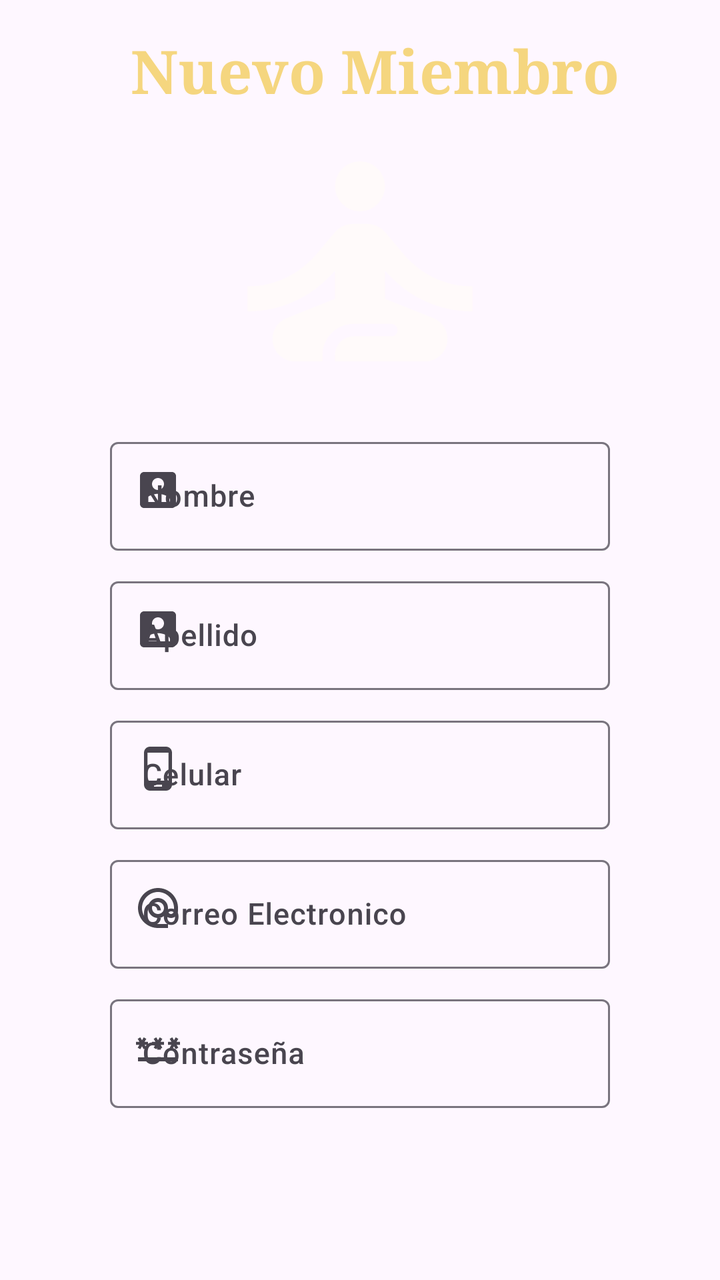
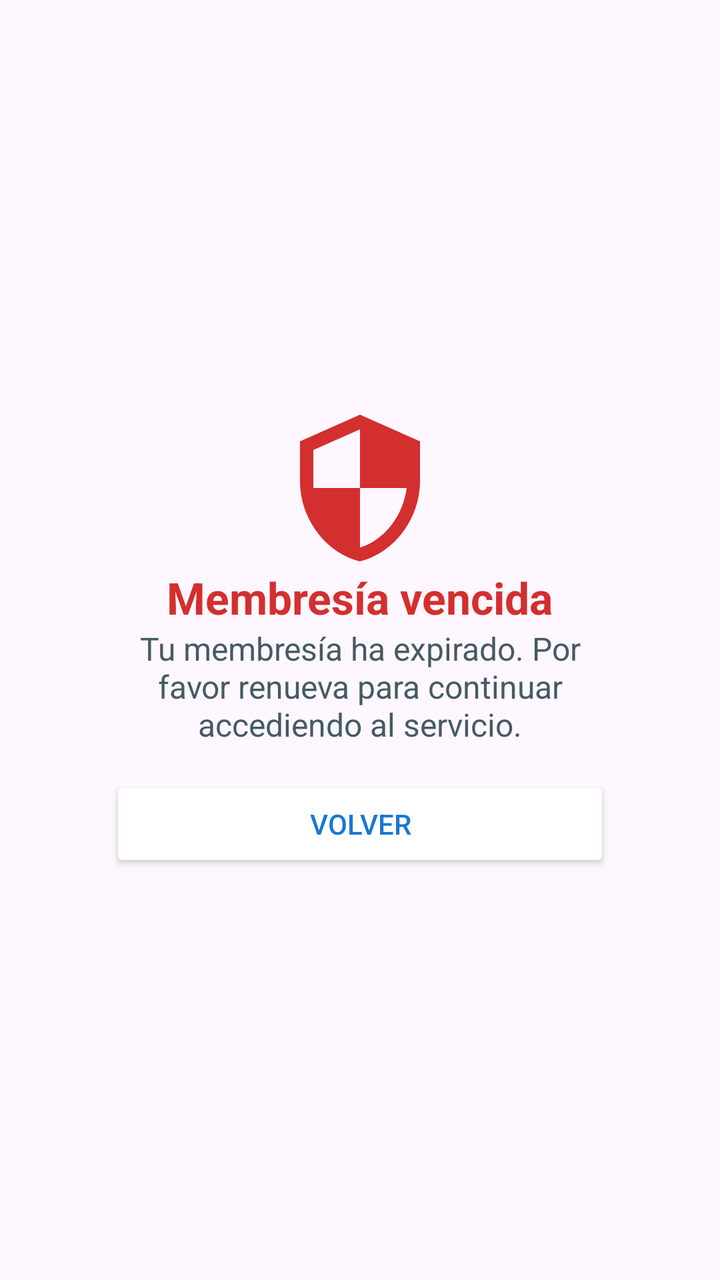

An Android layout rendered at two revisions. The XML below is the earlier revision; the diff shows what the commit changed to produce the second picture.
<!-- AndroidManifest.xml: application theme Theme.AppGYM -->
<!-- res/layout/activity_main3.xml -->
<?xml version="1.0" encoding="utf-8"?>
<androidx.constraintlayout.widget.ConstraintLayout xmlns:android="http://schemas.android.com/apk/res/android"
    xmlns:app="http://schemas.android.com/apk/res-auto"
    xmlns:tools="http://schemas.android.com/tools"
    android:id="@+id/main"
    android:layout_width="match_parent"
    android:layout_height="match_parent"
    tools:context=".MainActivity3">

    <LinearLayout
        android:layout_width="match_parent"
        android:layout_height="match_parent"
        android:orientation="vertical">
<View
    android:layout_width="0dp"
    android:layout_height="15dp"/>
        <LinearLayout
            android:layout_width="wrap_content"
            android:layout_height="wrap_content"
            android:layout_gravity="center">
            <View
                android:layout_width="15dp"
                android:layout_height="0dp"/>
        <TextView
            android:layout_width="wrap_content"
            android:layout_height="wrap_content"
            android:text="@string/formulario"
            style="@style/formulario"/>
        </LinearLayout>
<LinearLayout
    android:layout_width="wrap_content"
    android:layout_height="wrap_content"
    android:layout_gravity="center">
        <ImageView
            android:layout_width="wrap_content"
            android:layout_height="wrap_content"
            android:src="@drawable/ic_meditacion"/>
</LinearLayout>
        <View
            android:layout_width="0dp"
            android:layout_height="10dp"/>
<LinearLayout
    android:layout_width="wrap_content"
    android:layout_height="wrap_content"
    android:layout_gravity="center">

        <LinearLayout
            android:layout_width="wrap_content"
            android:layout_height="wrap_content"
            android:orientation="vertical">

            <com.google.android.material.textfield.TextInputLayout
                android:layout_width="wrap_content"
                android:layout_height="wrap_content"
                app:startIconDrawable="@drawable/ic_nombre">
            <EditText
                android:id="@+id/for_nom"
                android:layout_width="250dp"
                android:layout_height="wrap_content"
                style="@style/nombre"
                android:hint="@string/nombre"
                android:maxLength="15"
                android:maxLines="1"
                android:singleLine="true"/>
            </com.google.android.material.textfield.TextInputLayout>
<View
    android:layout_width="0dp"
    android:layout_height="10dp"/>
            <com.google.android.material.textfield.TextInputLayout
                android:layout_width="wrap_content"
                android:layout_height="wrap_content"
                app:startIconDrawable="@drawable/ic_nombre">
                <EditText
                    android:id="@+id/for_ap"
                    android:layout_width="250dp"
                    android:layout_height="wrap_content"
                    style="@style/nombre"
                    android:hint="@string/apellido"
                    android:maxLength="30"
                    android:maxLines="1"
                    android:singleLine="true"/>
            </com.google.android.material.textfield.TextInputLayout>

            <View
                android:layout_width="0dp"
                android:layout_height="10dp"/>
            <com.google.android.material.textfield.TextInputLayout
                android:layout_width="wrap_content"
                android:layout_height="wrap_content"
                app:startIconDrawable="@drawable/ic_celular">
                <EditText
                    android:id="@+id/for_celular"
                    android:layout_width="250dp"
                    android:layout_height="wrap_content"
                    style="@style/nombre"
                    android:hint="@string/telefono"
                    android:maxLength="10"
                    android:maxLines="1"
                    android:singleLine="true"/>
            </com.google.android.material.textfield.TextInputLayout>

            <View
                android:layout_width="0dp"
                android:layout_height="10dp"/>
            <com.google.android.material.textfield.TextInputLayout
                android:layout_width="wrap_content"
                android:layout_height="wrap_content"
                app:startIconDrawable="@drawable/ic_correo">
                <EditText
                    android:id="@+id/for_correo"
                    android:layout_width="250dp"
                    android:layout_height="wrap_content"
                    style="@style/nombre"
                    android:hint="@string/correo"
                    android:maxLength="40"
                    android:maxLines="1"
                    android:singleLine="true"/>
            </com.google.android.material.textfield.TextInputLayout>

            <View
                android:layout_width="0dp"
                android:layout_height="10dp"/>
            <com.google.android.material.textfield.TextInputLayout
                android:layout_width="wrap_content"
                android:layout_height="wrap_content"
                app:startIconDrawable="@drawable/ic_pass">
                <EditText
                    android:id="@+id/for_pass"
                    android:layout_width="250dp"
                    android:layout_height="wrap_content"
                    style="@style/nombre"
                    android:inputType="textPassword"
                    android:hint="@string/pasword"
                    android:maxLength="40"
                    android:maxLines="1"
                    android:singleLine="true"/>
            </com.google.android.material.textfield.TextInputLayout>
        </LinearLayout>
</LinearLayout>
        <View
            android:layout_width="0dp"
            android:layout_height="80dp"/>
<LinearLayout
    android:layout_width="wrap_content"
    android:layout_height="wrap_content"
    android:layout_gravity="center">
        <Button
            android:id="@+id/nv_miembro"
            android:layout_width="wrap_content"
            android:layout_height="wrap_content"
            android:text="@string/bt_formulario"/>
</LinearLayout>

    </LinearLayout>

</androidx.constraintlayout.widget.ConstraintLayout>
<!-- resources referenced by this layout -->
<resources>
  <!-- drawable ic_celular (drawable) -->
  <vector xmlns:android="http://schemas.android.com/apk/res/android" android:height="24dp" android:tint="#000000" android:viewportHeight="24" android:viewportWidth="24" android:width="24dp">
        
      <path android:fillColor="@android:color/white" android:pathData="M16,1L8,1C6.34,1 5,2.34 5,4v16c0,1.66 1.34,3 3,3h8c1.66,0 3,-1.34 3,-3L19,4c0,-1.66 -1.34,-3 -3,-3zM14,21h-4v-1h4v1zM17.25,18L6.75,18L6.75,4h10.5v14z"/>
      
  </vector>
  <!-- drawable ic_correo (drawable) -->
  <vector xmlns:android="http://schemas.android.com/apk/res/android" android:height="24dp" android:tint="#000000" android:viewportHeight="24" android:viewportWidth="24" android:width="24dp">
        
      <path android:fillColor="@android:color/white" android:pathData="M12,2C6.48,2 2,6.48 2,12s4.48,10 10,10h5v-2h-5c-4.34,0 -8,-3.66 -8,-8s3.66,-8 8,-8 8,3.66 8,8v1.43c0,0.79 -0.71,1.57 -1.5,1.57s-1.5,-0.78 -1.5,-1.57L17,12c0,-2.76 -2.24,-5 -5,-5s-5,2.24 -5,5 2.24,5 5,5c1.38,0 2.64,-0.56 3.54,-1.47 0.65,0.89 1.77,1.47 2.96,1.47 1.97,0 3.5,-1.6 3.5,-3.57L22,12c0,-5.52 -4.48,-10 -10,-10zM12,15c-1.66,0 -3,-1.34 -3,-3s1.34,-3 3,-3 3,1.34 3,3 -1.34,3 -3,3z"/>
      
  </vector>
  <!-- drawable ic_meditacion (drawable) -->
  <vector xmlns:android="http://schemas.android.com/apk/res/android" android:height="150dp" android:tint="#FFFAFA" android:viewportHeight="24" android:viewportWidth="24" android:width="150dp">
        
      <path android:fillColor="@android:color/white" android:pathData="M12,6m-2,0a2,2 0,1 1,4 0a2,2 0,1 1,-4 0"/>
        
      <path android:fillColor="@android:color/white" android:pathData="M21,16v-2c-2.24,0 -4.16,-0.96 -5.6,-2.68l-1.34,-1.6C13.68,9.26 13.12,9 12.53,9h-1.05c-0.59,0 -1.15,0.26 -1.53,0.72l-1.34,1.6C7.16,13.04 5.24,14 3,14v2c2.77,0 5.19,-1.17 7,-3.25V15l-3.88,1.55C5.45,16.82 5,17.48 5,18.21C5,19.2 5.8,20 6.79,20H9v-0.5c0,-1.38 1.12,-2.5 2.5,-2.5h3c0.28,0 0.5,0.22 0.5,0.5S14.78,18 14.5,18h-3c-0.83,0 -1.5,0.67 -1.5,1.5V20h7.21C18.2,20 19,19.2 19,18.21c0,-0.73 -0.45,-1.39 -1.12,-1.66L14,15v-2.25C15.81,14.83 18.23,16 21,16z"/>
      
  </vector>
  <!-- drawable ic_nombre (drawable) -->
  <vector xmlns:android="http://schemas.android.com/apk/res/android" android:height="24dp" android:tint="#000000" android:viewportHeight="24" android:viewportWidth="24" android:width="24dp">
        
      <path android:fillColor="@android:color/white" android:pathData="M3,5v14c0,1.1 0.89,2 2,2h14c1.1,0 2,-0.9 2,-2L21,5c0,-1.1 -0.9,-2 -2,-2L5,3c-1.11,0 -2,0.9 -2,2zM15,9c0,1.66 -1.34,3 -3,3s-3,-1.34 -3,-3 1.34,-3 3,-3 3,1.34 3,3zM6,17c0,-2 4,-3.1 6,-3.1s6,1.1 6,3.1v1L6,18v-1z"/>
      
  </vector>
  <!-- drawable ic_pass (drawable) -->
  <vector xmlns:android="http://schemas.android.com/apk/res/android" android:height="24dp" android:tint="#000000" android:viewportHeight="24" android:viewportWidth="24" android:width="24dp">
        
      <path android:fillColor="@android:color/white" android:pathData="M2,17h20v2H2V17zM3.15,12.95L4,11.47l0.85,1.48l1.3,-0.75L5.3,10.72H7v-1.5H5.3l0.85,-1.47L4.85,7L4,8.47L3.15,7l-1.3,0.75L2.7,9.22H1v1.5h1.7L1.85,12.2L3.15,12.95zM9.85,12.2l1.3,0.75L12,11.47l0.85,1.48l1.3,-0.75l-0.85,-1.48H15v-1.5h-1.7l0.85,-1.47L12.85,7L12,8.47L11.15,7l-1.3,0.75l0.85,1.47H9v1.5h1.7L9.85,12.2zM23,9.22h-1.7l0.85,-1.47L20.85,7L20,8.47L19.15,7l-1.3,0.75l0.85,1.47H17v1.5h1.7l-0.85,1.48l1.3,0.75L20,11.47l0.85,1.48l1.3,-0.75l-0.85,-1.48H23V9.22z"/>
      
  </vector>
  <string name="apellido">Apellido</string>
  <string name="bt_formulario">Registra Miembro</string>
  <string name="correo">Correo Electronico</string>
  <string name="formulario">Nuevo Miembro </string>
  <string name="nombre">Nombre</string>
  <string name="pasword">Contraseña</string>
  <string name="telefono">Celular</string>
  <style name="formulario">
          <item name="android:textColor">#F5D67F</item>
          <item name="android:textSize">30sp</item>
          <item name="android:textStyle">bold</item>
          <item name="fontFamily">serif</item>
      </style>
  <style name="nombre">
          <item name="titleTextColor">@color/black</item>
          <item name="android:textSize">15sp</item>
          <item name="fontFamily">sans-serif-medium</item>
      </style>
  
      //ventana home
  <color name="black">#FF000000</color>
  <!-- unchanged entries left out for length: 2 -->
</resources>

<!-- the commit's change to res/layout/activity_main3.xml (unified diff, before → after) -->
@@ -8,149 +8,48 @@
     tools:context=".MainActivity3">
 
     <LinearLayout
+        android:id="@+id/bloqueMembresia"
         android:layout_width="match_parent"
         android:layout_height="match_parent"
-        android:orientation="vertical">
-<View
-    android:layout_width="0dp"
-    android:layout_height="15dp"/>
-        <LinearLayout
+        android:orientation="vertical"
+        android:gravity="center">
+
+
+
+        <ImageView
+            android:id="@+id/iconLock"
+            android:layout_width="80dp"
+            android:layout_height="80dp"
+            android:src="@drawable/ic_bloqueo"/>
+
+
+        <TextView
+            android:id="@+id/titleExpired"
             android:layout_width="wrap_content"
             android:layout_height="wrap_content"
-            android:layout_gravity="center">
-            <View
-                android:layout_width="15dp"
-                android:layout_height="0dp"/>
+            android:text="Membresía vencida"
+            android:textColor="#D32F2F"
+            android:textSize="22sp"
+            android:textStyle="bold"/>
+
+
         <TextView
-            android:layout_width="wrap_content"
+            android:id="@+id/messageExpired"
+            android:layout_width="250dp"
             android:layout_height="wrap_content"
-            android:text="@string/formulario"
-            style="@style/formulario"/>
-        </LinearLayout>
-<LinearLayout
-    android:layout_width="wrap_content"
-    android:layout_height="wrap_content"
-    android:layout_gravity="center">
-        <ImageView
-            android:layout_width="wrap_content"
+            android:text="Tu membresía ha expirado. Por favor renueva para continuar accediendo al servicio."
+            android:textColor="#455A64"
+            android:textSize="16sp"
+            android:gravity="center"/>
+
+
+        <Button
+            android:id="@+id/btnvolver"
+            android:layout_width="250dp"
             android:layout_height="wrap_content"
-            android:src="@drawable/ic_meditacion"/>
-</LinearLayout>
-        <View
-            android:layout_width="0dp"
-            android:layout_height="10dp"/>
-<LinearLayout
-    android:layout_width="wrap_content"
-    android:layout_height="wrap_content"
-    android:layout_gravity="center">
-
-        <LinearLayout
-            android:layout_width="wrap_content"
-            android:layout_height="wrap_content"
-            android:orientation="vertical">
-
-            <com.google.android.material.textfield.TextInputLayout
-                android:layout_width="wrap_content"
-                android:layout_height="wrap_content"
-                app:startIconDrawable="@drawable/ic_nombre">
-            <EditText
-                android:id="@+id/for_nom"
-                android:layout_width="250dp"
-                android:layout_height="wrap_content"
-                style="@style/nombre"
-                android:hint="@string/nombre"
-                android:maxLength="15"
-                android:maxLines="1"
-                android:singleLine="true"/>
-            </com.google.android.material.textfield.TextInputLayout>
-<View
-    android:layout_width="0dp"
-    android:layout_height="10dp"/>
-            <com.google.android.material.textfield.TextInputLayout
-                android:layout_width="wrap_content"
-                android:layout_height="wrap_content"
-                app:startIconDrawable="@drawable/ic_nombre">
-                <EditText
-                    android:id="@+id/for_ap"
-                    android:layout_width="250dp"
-                    android:layout_height="wrap_content"
-                    style="@style/nombre"
-                    android:hint="@string/apellido"
-                    android:maxLength="30"
-                    android:maxLines="1"
-                    android:singleLine="true"/>
-            </com.google.android.material.textfield.TextInputLayout>
-
-            <View
-                android:layout_width="0dp"
-                android:layout_height="10dp"/>
-            <com.google.android.material.textfield.TextInputLayout
-                android:layout_width="wrap_content"
-                android:layout_height="wrap_content"
-                app:startIconDrawable="@drawable/ic_celular">
-                <EditText
-                    android:id="@+id/for_celular"
-                    android:layout_width="250dp"
-                    android:layout_height="wrap_content"
-                    style="@style/nombre"
-                    android:hint="@string/telefono"
-                    android:maxLength="10"
-                    android:maxLines="1"
-                    android:singleLine="true"/>
-            </com.google.android.material.textfield.TextInputLayout>
-
-            <View
-                android:layout_width="0dp"
-                android:layout_height="10dp"/>
-            <com.google.android.material.textfield.TextInputLayout
-                android:layout_width="wrap_content"
-                android:layout_height="wrap_content"
-                app:startIconDrawable="@drawable/ic_correo">
-                <EditText
-                    android:id="@+id/for_correo"
-                    android:layout_width="250dp"
-                    android:layout_height="wrap_content"
-                    style="@style/nombre"
-                    android:hint="@string/correo"
-                    android:maxLength="40"
-                    android:maxLines="1"
-                    android:singleLine="true"/>
-            </com.google.android.material.textfield.TextInputLayout>
-
-            <View
-                android:layout_width="0dp"
-                android:layout_height="10dp"/>
-            <com.google.android.material.textfield.TextInputLayout
-                android:layout_width="wrap_content"
-                android:layout_height="wrap_content"
-                app:startIconDrawable="@drawable/ic_pass">
-                <EditText
-                    android:id="@+id/for_pass"
-                    android:layout_width="250dp"
-                    android:layout_height="wrap_content"
-                    style="@style/nombre"
-                    android:inputType="textPassword"
-                    android:hint="@string/pasword"
-                    android:maxLength="40"
-                    android:maxLines="1"
-                    android:singleLine="true"/>
-            </com.google.android.material.textfield.TextInputLayout>
-        </LinearLayout>
-</LinearLayout>
-        <View
-            android:layout_width="0dp"
-            android:layout_height="80dp"/>
-<LinearLayout
-    android:layout_width="wrap_content"
-    android:layout_height="wrap_content"
-    android:layout_gravity="center">
-        <Button
-            android:id="@+id/nv_miembro"
-            android:layout_width="wrap_content"
-            android:layout_height="wrap_content"
-            android:text="@string/bt_formulario"/>
-</LinearLayout>
-
+            android:text="Volver"
+            android:textColor="#1976D2"
+            android:backgroundTint="#FFFFFF"
+            android:layout_marginTop="15dp"/>
     </LinearLayout>
-
 </androidx.constraintlayout.widget.ConstraintLayout>
<!-- resource entries referenced after the edit -->
@@ -1,58 +1,11 @@
 <!-- resources referenced by this layout -->
 <resources>
-  <!-- drawable ic_celular (drawable) -->
-  <vector xmlns:android="http://schemas.android.com/apk/res/android" android:height="24dp" android:tint="#000000" android:viewportHeight="24" android:viewportWidth="24" android:width="24dp">
+  <!-- drawable ic_bloqueo (drawable) -->
+  <vector xmlns:android="http://schemas.android.com/apk/res/android" android:height="80dp" android:tint="#D32F2F" android:viewportHeight="24" android:viewportWidth="24" android:width="80dp">
         
-      <path android:fillColor="@android:color/white" android:pathData="M16,1L8,1C6.34,1 5,2.34 5,4v16c0,1.66 1.34,3 3,3h8c1.66,0 3,-1.34 3,-3L19,4c0,-1.66 -1.34,-3 -3,-3zM14,21h-4v-1h4v1zM17.25,18L6.75,18L6.75,4h10.5v14z"/>
+      <path android:fillColor="@android:color/white" android:pathData="M12,1L3,5v6c0,5.55 3.84,10.74 9,12 5.16,-1.26 9,-6.45 9,-12L21,5l-9,-4zM12,11.99h7c-0.53,4.12 -3.28,7.79 -7,8.94L12,12L5,12L5,6.3l7,-3.11v8.8z"/>
       
   </vector>
-  <!-- drawable ic_correo (drawable) -->
-  <vector xmlns:android="http://schemas.android.com/apk/res/android" android:height="24dp" android:tint="#000000" android:viewportHeight="24" android:viewportWidth="24" android:width="24dp">
-        
-      <path android:fillColor="@android:color/white" android:pathData="M12,2C6.48,2 2,6.48 2,12s4.48,10 10,10h5v-2h-5c-4.34,0 -8,-3.66 -8,-8s3.66,-8 8,-8 8,3.66 8,8v1.43c0,0.79 -0.71,1.57 -1.5,1.57s-1.5,-0.78 -1.5,-1.57L17,12c0,-2.76 -2.24,-5 -5,-5s-5,2.24 -5,5 2.24,5 5,5c1.38,0 2.64,-0.56 3.54,-1.47 0.65,0.89 1.77,1.47 2.96,1.47 1.97,0 3.5,-1.6 3.5,-3.57L22,12c0,-5.52 -4.48,-10 -10,-10zM12,15c-1.66,0 -3,-1.34 -3,-3s1.34,-3 3,-3 3,1.34 3,3 -1.34,3 -3,3z"/>
-      
-  </vector>
-  <!-- drawable ic_meditacion (drawable) -->
-  <vector xmlns:android="http://schemas.android.com/apk/res/android" android:height="150dp" android:tint="#FFFAFA" android:viewportHeight="24" android:viewportWidth="24" android:width="150dp">
-        
-      <path android:fillColor="@android:color/white" android:pathData="M12,6m-2,0a2,2 0,1 1,4 0a2,2 0,1 1,-4 0"/>
-        
-      <path android:fillColor="@android:color/white" android:pathData="M21,16v-2c-2.24,0 -4.16,-0.96 -5.6,-2.68l-1.34,-1.6C13.68,9.26 13.12,9 12.53,9h-1.05c-0.59,0 -1.15,0.26 -1.53,0.72l-1.34,1.6C7.16,13.04 5.24,14 3,14v2c2.77,0 5.19,-1.17 7,-3.25V15l-3.88,1.55C5.45,16.82 5,17.48 5,18.21C5,19.2 5.8,20 6.79,20H9v-0.5c0,-1.38 1.12,-2.5 2.5,-2.5h3c0.28,0 0.5,0.22 0.5,0.5S14.78,18 14.5,18h-3c-0.83,0 -1.5,0.67 -1.5,1.5V20h7.21C18.2,20 19,19.2 19,18.21c0,-0.73 -0.45,-1.39 -1.12,-1.66L14,15v-2.25C15.81,14.83 18.23,16 21,16z"/>
-      
-  </vector>
-  <!-- drawable ic_nombre (drawable) -->
-  <vector xmlns:android="http://schemas.android.com/apk/res/android" android:height="24dp" android:tint="#000000" android:viewportHeight="24" android:viewportWidth="24" android:width="24dp">
-        
-      <path android:fillColor="@android:color/white" android:pathData="M3,5v14c0,1.1 0.89,2 2,2h14c1.1,0 2,-0.9 2,-2L21,5c0,-1.1 -0.9,-2 -2,-2L5,3c-1.11,0 -2,0.9 -2,2zM15,9c0,1.66 -1.34,3 -3,3s-3,-1.34 -3,-3 1.34,-3 3,-3 3,1.34 3,3zM6,17c0,-2 4,-3.1 6,-3.1s6,1.1 6,3.1v1L6,18v-1z"/>
-      
-  </vector>
-  <!-- drawable ic_pass (drawable) -->
-  <vector xmlns:android="http://schemas.android.com/apk/res/android" android:height="24dp" android:tint="#000000" android:viewportHeight="24" android:viewportWidth="24" android:width="24dp">
-        
-      <path android:fillColor="@android:color/white" android:pathData="M2,17h20v2H2V17zM3.15,12.95L4,11.47l0.85,1.48l1.3,-0.75L5.3,10.72H7v-1.5H5.3l0.85,-1.47L4.85,7L4,8.47L3.15,7l-1.3,0.75L2.7,9.22H1v1.5h1.7L1.85,12.2L3.15,12.95zM9.85,12.2l1.3,0.75L12,11.47l0.85,1.48l1.3,-0.75l-0.85,-1.48H15v-1.5h-1.7l0.85,-1.47L12.85,7L12,8.47L11.15,7l-1.3,0.75l0.85,1.47H9v1.5h1.7L9.85,12.2zM23,9.22h-1.7l0.85,-1.47L20.85,7L20,8.47L19.15,7l-1.3,0.75l0.85,1.47H17v1.5h1.7l-0.85,1.48l1.3,0.75L20,11.47l0.85,1.48l1.3,-0.75l-0.85,-1.48H23V9.22z"/>
-      
-  </vector>
-  <string name="apellido">Apellido</string>
-  <string name="bt_formulario">Registra Miembro</string>
-  <string name="correo">Correo Electronico</string>
-  <string name="formulario">Nuevo Miembro </string>
-  <string name="nombre">Nombre</string>
-  <string name="pasword">Contraseña</string>
-  <string name="telefono">Celular</string>
-  <style name="formulario">
-          <item name="android:textColor">#F5D67F</item>
-          <item name="android:textSize">30sp</item>
-          <item name="android:textStyle">bold</item>
-          <item name="fontFamily">serif</item>
-      </style>
-  <style name="nombre">
-          <item name="titleTextColor">@color/black</item>
-          <item name="android:textSize">15sp</item>
-          <item name="fontFamily">sans-serif-medium</item>
-      </style>
-  
-      //ventana home
-  <color name="black">#FF000000</color>
   <!-- unchanged entries left out for length: 2 -->
 </resources>
 
